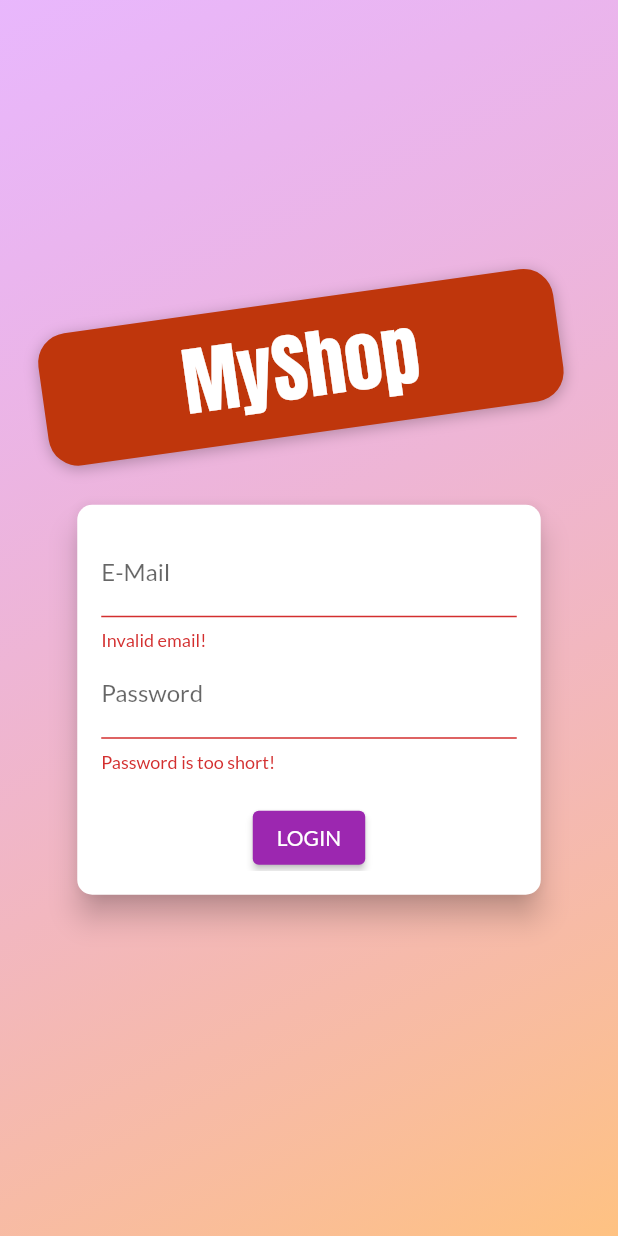
After one commit to Cscreed3131/shop_app, a Flutter app: the screen it shows after launch, after a tap on "LOGIN", on a phone screen of 412 x 824 dp. The commit adds this screen. Run offline on Flutter 3.47's test engine with Material 2 defaults, Android fonts, the phone set to English and light mode, and no system bars; our stand-ins replace shared_preferences; network calls fail.

Commit message:
The  final app without any animation

```diff
--- /dev/null
+++ b/lib/Screens/auth_screen.dart
@@ -0,0 +1,276 @@
+import 'dart:math';
+
+import 'package:flutter/material.dart';
+import 'package:flutter_complete_guide/models/http_exception.dart';
+import 'package:provider/provider.dart';
+import '../providers/auth.dart';
+
+enum AuthMode { Signup, Login }
+
+class AuthScreen extends StatelessWidget {
+  static const routeName = '/auth';
+
+  @override
+  Widget build(BuildContext context) {
+    final deviceSize = MediaQuery.of(context).size;
+    // final transformConfig = Matrix4.rotationZ(-8 * pi / 180);
+    // transformConfig.translate(-10.0);
+    return Scaffold(
+      // resizeToAvoidBottomInset: false,
+      body: Stack(
+        children: <Widget>[
+          Container(
+            decoration: BoxDecoration(
+              gradient: LinearGradient(
+                colors: [
+                  Color.fromRGBO(215, 117, 255, 1).withOpacity(0.5),
+                  Color.fromRGBO(255, 188, 117, 1).withOpacity(0.9),
+                ],
+                begin: Alignment.topLeft,
+                end: Alignment.bottomRight,
+                stops: [0, 1],
+              ),
+            ),
+          ),
+          SingleChildScrollView(
+            child: Container(
+              height: deviceSize.height,
+              width: deviceSize.width,
+              child: Column(
+                mainAxisAlignment: MainAxisAlignment.center,
+                crossAxisAlignment: CrossAxisAlignment.center,
+                children: <Widget>[
+                  Flexible(
+                    child: Container(
+                      margin: EdgeInsets.only(bottom: 20.0),
+                      padding:
+                          EdgeInsets.symmetric(vertical: 8.0, horizontal: 94.0),
+                      transform: Matrix4.rotationZ(-8 * pi / 180)
+                        ..translate(-10.0),
+                      // ..translate(-10.0),
+                      decoration: BoxDecoration(
+                        borderRadius: BorderRadius.circular(20),
+                        color: Colors.deepOrange.shade900,
+                        boxShadow: [
+                          BoxShadow(
+                            blurRadius: 8,
+                            color: Colors.black26,
+                            offset: Offset(0, 2),
+                          )
+                        ],
+                      ),
+                      child: Text(
+                        'MyShop',
+                        style: TextStyle(
+                          color:
+                              Theme.of(context).accentTextTheme.headline6.color,
+                          fontSize: 50,
+                          fontFamily: 'Anton',
+                          fontWeight: FontWeight.normal,
+                        ),
+                      ),
+                    ),
+                  ),
+                  Flexible(
+                    flex: deviceSize.width > 600 ? 2 : 1,
+                    child: AuthCard(),
+                  ),
+                ],
+              ),
+            ),
+          ),
+        ],
+      ),
+    );
+  }
+}
+
+class AuthCard extends StatefulWidget {
+  const AuthCard({
+    Key key,
+  }) : super(key: key);
+
+  @override
+  _AuthCardState createState() => _AuthCardState();
+}
+
+class _AuthCardState extends State<AuthCard> {
+  final GlobalKey<FormState> _formKey = GlobalKey();
+  AuthMode _authMode = AuthMode.Login;
+  Map<String, String> _authData = {
+    'email': '',
+    'password': '',
+  };
+  var _isLoading = false;
+  final _passwordController = TextEditingController();
+
+  void _showErrorDialog(String message) {
+    showDialog(
+        context: context,
+        builder: (ctx) => AlertDialog(
+              title: Text('An Error Occurred!'),
+              content: Text(message),
+              actions: <Widget>[
+                TextButton(
+                  onPressed: () {
+                    Navigator.of(ctx).pop();
+                  },
+                  child: Text('Okay'),
+                )
+              ],
+            ));
+  }
+
+  Future<void> _submit() async {
+    if (!_formKey.currentState.validate()) {
+      // Invalid!
+      return;
+    }
+    _formKey.currentState.save();
+    setState(() {
+      _isLoading = true;
+    });
+    try {
+      if (_authMode == AuthMode.Login) {
+        // Log user in
+        await Provider.of<Auth>(context, listen: false).login(
+          _authData['email'],
+          _authData['password'],
+        );
+      } else {
+        // Sign user up
+        await Provider.of<Auth>(context, listen: false).signup(
+          _authData['email'],
+          _authData['password'],
+        );
+      }
+    } on HttpException catch (error) {
+      var errorMessage = 'Authentication failed';
+      if (error.toString().contains('EMAIL_EXISTS')) {
+        errorMessage = 'This email address is already in use.';
+      } else if (error.toString().contains('INVALID_EMAIL')) {
+        errorMessage = 'This is not a valid email address';
+      } else if (error.toString().contains('WEAK_PASSWORD')) {
+        errorMessage = 'This password is too weak.';
+      } else if (error.toString().contains('EMAIL_NOT_FOUND')) {
+        errorMessage = 'Could not find a user with that email.';
+      } else if (error.toString().contains('INVALID_PASSWORD')) {
+        errorMessage = 'Invalid password.';
+      } else
+        print(error);
+      _showErrorDialog(errorMessage);
+    } catch (error) {
+      const errorMessage =
+          'Could not authenticate you. Please try again later.';
+      _showErrorDialog(errorMessage);
+    }
+    setState(() {
+      _isLoading = false;
+    });
+  }
+
+  void _switchAuthMode() {
+    if (_authMode == AuthMode.Login) {
+      setState(() {
+        _authMode = AuthMode.Signup;
+      });
+    } else {
+      setState(() {
+        _authMode = AuthMode.Login;
+      });
+    }
+  }
+
+  @override
+  Widget build(BuildContext context) {
+    final deviceSize = MediaQuery.of(context).size;
+    return Card(
+      shape: RoundedRectangleBorder(
+        borderRadius: BorderRadius.circular(10.0),
+      ),
+      elevation: 8.0,
+      child: Container(
+        height: _authMode == AuthMode.Signup ? 320 : 260,
+        constraints:
+            BoxConstraints(minHeight: _authMode == AuthMode.Signup ? 320 : 260),
+        width: deviceSize.width * 0.75,
+        padding: EdgeInsets.all(16.0),
+        child: Form(
+          key: _formKey,
+          child: SingleChildScrollView(
+            child: Column(
+              children: <Widget>[
+                TextFormField(
+                  decoration: InputDecoration(labelText: 'E-Mail'),
+                  keyboardType: TextInputType.emailAddress,
+                  validator: (value) {
+                    if (value.isEmpty || !value.contains('@')) {
+                      return 'Invalid email!';
+                    }
+                    return null;
+                    // return null;
+                  },
+                  onSaved: (value) {
+                    _authData['email'] = value;
+                  },
+                ),
+                TextFormField(
+                  decoration: InputDecoration(labelText: 'Password'),
+                  obscureText: true,
+                  controller: _passwordController,
+                  validator: (value) {
+                    if (value.isEmpty || value.length < 5) {
+                      return 'Password is too short!';
+                    }
+                  },
+                  onSaved: (value) {
+                    _authData['password'] = value;
+                  },
+                ),
+                if (_authMode == AuthMode.Signup)
+                  TextFormField(
+                    enabled: _authMode == AuthMode.Signup,
+                    decoration: InputDecoration(labelText: 'Confirm Password'),
+                    obscureText: true,
+                    validator: _authMode == AuthMode.Signup
+                        ? (value) {
+                            if (value != _passwordController.text) {
+                              return 'Passwords do not match!';
+                            }
+                          }
+                        : null,
+                  ),
+                SizedBox(
+                  height: 20,
+                ),
+                if (_isLoading)
+                  CircularProgressIndicator()
+                else
+                  ElevatedButton(
+                    child:
+                        Text(_authMode == AuthMode.Login ? 'LOGIN' : 'SIGN UP'),
+                    onPressed: _submit,
+                    //  style :ButtonStyle(RoundedRectangleBorder(
+                    //     borderRadius: BorderRadius.circular(30),
+                    //   ),),
+                    //   padding:
+                    //       EdgeInsets.symmetric(horizontal: 30.0, vertical: 8.0),
+                    //   color: Theme.of(context).primaryColor,
+                    //   textColor: Theme.of(context).primaryTextTheme.button.color,
+                  ),
+                TextButton(
+                  child: Text(
+                      '${_authMode == AuthMode.Login ? 'SIGNUP' : 'LOGIN'} INSTEAD'),
+                  onPressed: _switchAuthMode,
+                  // padding: EdgeInsets.symmetric(horizontal: 30.0, vertical: 4),
+                  // materialTapTargetSize: MaterialTapTargetSize.shrinkWrap,
+                  // textColor: Theme.of(context).primaryColor,
+                ),
+              ],
+            ),
+          ),
+        ),
+      ),
+    );
+  }
+}
--- a/lib/Screens/cart_screens.dart
+++ b/lib/Screens/cart_screens.dart
@@ -41,7 +41,7 @@ class CartScreen extends StatelessWidget {
                             Theme.of(context).primaryTextTheme.titleLarge.color,
                       ),
                     ),
-                    backgroundColor: Theme.of(context).primaryColor,
+                    backgroundColor: Theme.of(context).colorScheme.primary,
                   ),
                   orderButton(cart: cart)
                 ],
--- a/lib/Screens/product_overview_screen.dart
+++ b/lib/Screens/product_overview_screen.dart
@@ -63,7 +63,10 @@ class _ProductOverviewScreeenState extends State<ProductOverviewScreeen> {
               PopupMenuItem(
                   child: Text('Only Favorites'),
                   value: FilterOptions.Favorites),
-              PopupMenuItem(child: Text('Show All'), value: FilterOptions.All),
+              PopupMenuItem(
+                child: Text('Show All'),
+                value: FilterOptions.All,
+              ),
             ],
           ),
           Consumer<Cart>(
--- a/lib/main.dart
+++ b/lib/main.dart
@@ -1,15 +1,19 @@
 import 'package:flutter/material.dart';
+import 'package:flutter_complete_guide/providers/auth.dart';
+import 'package:flutter_complete_guide/providers/product.dart';
+import 'package:flutter_complete_guide/widgets/splash_screen.dart';
 import 'package:provider/provider.dart';
 
-import '../providers/cart.dart';
-import '../providers/products.dart';
-import '../providers/orders.dart';
-import '../Screens/edit_product_screen.dart';
-import '../Screens/user_product_screen.dart';
-import '../Screens/cart_screens.dart';
-import '../Screens/product_overview_screen.dart';
-import '../Screens/product_detail_screen.dart';
-import '../Screens/orders_screen.dart';
+import './providers/cart.dart';
+import './providers/products.dart';
+import './providers/orders.dart';
+import './Screens/edit_product_screen.dart';
+import './Screens/user_product_screen.dart';
+import './Screens/cart_screens.dart';
+import './Screens/product_overview_screen.dart';
+import './Screens/product_detail_screen.dart';
+import './Screens/orders_screen.dart';
+import './Screens/auth_screen.dart';
 
 void main() => runApp(MyApp());
 
@@ -19,23 +23,44 @@ class MyApp extends StatelessWidget {
     return MultiProvider(
       providers: [
         ChangeNotifierProvider(
-          create: (ctx) => Products(),
+          create: (ctx) => Auth(),
+        ),
+        ChangeNotifierProxyProvider<Auth, Products>(
+          update: (ctx, auth, previousProducts) => Products(
+            auth.token,
+            auth.userId as List<Product>,
+            (previousProducts == null ? [] : previousProducts.items) as String,
+          ),
         ),
         ChangeNotifierProvider(
           create: (ctx) => Cart(),
         ),
-        ChangeNotifierProvider(
-          create: (ctx) => Orders(),
+        ChangeNotifierProxyProvider<Auth, Orders>(
+          update: (ctx, auth, previousOrders) => Orders(
+            previousOrders == null ? [] : previousOrders.orders,
+            auth.token,
+            auth.userId,
+          ),
         ),
       ],
-      child: MaterialApp(
+      child: Consumer<Auth>(
+        builder: (ctx, auth, _) => MaterialApp(
           title: 'MyShop',
           theme: ThemeData(
             fontFamily: 'Lato',
             colorScheme: ColorScheme.fromSwatch(primarySwatch: Colors.purple)
                 .copyWith(secondary: Colors.deepOrange),
           ),
-        home: ProductOverviewScreeen(),
+          home: auth.isAuth
+              ? ProductOverviewScreeen()
+              : FutureBuilder(
+                  future: auth.tryAutoLogin(),
+                  builder: (ctx, authResultSnapshot) =>
+                      authResultSnapshot.connectionState ==
+                              ConnectionState.waiting
+                          ? SplashScreen()
+                          : AuthScreen(),
+                ),
           routes: {
             ProductDetailScreen.routeName: (ctx) => ProductDetailScreen(),
             CartScreen.routeName: (ctx) => CartScreen(),
@@ -44,6 +69,7 @@ class MyApp extends StatelessWidget {
             EditProductScreen.routeName: (ctx) => EditProductScreen(),
           },
         ),
+      ),
     );
   }
 }
--- /dev/null
+++ b/lib/providers/auth.dart
@@ -0,0 +1,118 @@
+import 'dart:convert';
+import 'dart:async';
+import 'package:flutter/material.dart';
+import 'package:http/http.dart' as http;
+import 'package:shared_preferences/shared_preferences.dart';
+import '../models/http_exception.dart';
+
+class Auth with ChangeNotifier {
+  String _token;
+  DateTime _expiryDate;
+  String _userId;
+  Timer _authTimer;
+
+  bool get isAuth {
+    return token != null;
+  }
+
+  String get token {
+    if (_expiryDate != null &&
+        _expiryDate.isAfter(DateTime.now()) &&
+        _token != null) {
+      return _token;
+    }
+  }
+
+  String get userId {
+    return _userId;
+  }
+
+  Future<void> _authenticate(
+      String email, String password, String urlSegment) async {
+    final url =
+        'https://identitytoolkit.googleapis.com/v1/$urlSegment?key=AIzaSyA4CmsYp23EDEPPl0EhSJ2mp8xsOQf1Y5o';
+    try {
+      final response = await http.post(
+        url,
+        body: json.encode(
+          {
+            'email': email,
+            'password': password,
+            'returnSecureToken': true,
+          },
+        ),
+      );
+      final responseData = json.decode(response.body);
+      if (responseData['error'] != null) {
+        throw HttpException(responseData['error']['message']);
+      }
+      _token = responseData['idToken'];
+      _userId = responseData['localId'];
+      _expiryDate = DateTime.now().add(
+        Duration(
+          seconds: int.parse(
+            responseData['expiresIn'],
+          ),
+        ),
+      );
+      _autoLogout();
+      notifyListeners();
+      final prefs = await SharedPreferences.getInstance();
+      final userData = json.encode({
+        'token': _token,
+        'userId': _userId,
+        'expiryDate': _expiryDate.toIso8601String()
+      });
+      prefs.setString('userData', userData);
+    } catch (error) {
+      throw error;
+    }
+  }
+
+  Future<void> signup(String email, String password) async {
+    return _authenticate(email, password, 'accounts:signUp');
+  }
+
+  Future<void> login(String email, String password) async {
+    return _authenticate(email, password, 'accounts:signInWithPassword');
+  }
+
+  Future<void> logout() async {
+    _token = null;
+    _userId = null;
+    _expiryDate = null;
+    if (_authTimer != null) {
+      _authTimer.cancel();
+      _authTimer = null;
+    }
+    notifyListeners();
+    final prefs = await SharedPreferences.getInstance();
+    prefs.clear();
+  }
+
+  void _autoLogout() async {
+    if (_authTimer != null) {
+      _authTimer.cancel();
+    }
+    final timeToExpiry = _expiryDate.difference(DateTime.now()).inSeconds;
+    _authTimer = Timer(Duration(seconds: timeToExpiry), logout);
+  }
+
+  Future<bool> tryAutoLogin() async {
+    final prefs = await SharedPreferences.getInstance();
+    if (!prefs.containsKey('userData')) {
+      return false;
+    }
+    final extractedUserData = json.decode(prefs.getString('userData'));
+    final expiryDate = DateTime.parse(extractedUserData['expiryDate']);
+
+    if (expiryDate.isBefore(DateTime.now())) {
+      return false;
+    }
+    _token = extractedUserData['token'];
+    _userId = extractedUserData['userId'];
+    _expiryDate = expiryDate;
+    _autoLogout();
+    return true;
+  }
+}
--- a/lib/providers/orders.dart
+++ b/lib/providers/orders.dart
@@ -19,14 +19,18 @@ class OrderItem {
 
 class Orders with ChangeNotifier {
   List<OrderItem> _orders = [];
+  final String authToken;
+  final String userId;
+
+  Orders(this._orders, this.authToken, this.userId);
 
   List<OrderItem> get orders {
     return [..._orders];
   }
 
   Future<void> fetchAndSetOrders() async {
-    const url =
-        'https://flutter-update-4a114-default-rtdb.firebaseio.com/orders.json';
+    final url =
+        'https://flutter-update-4a114-default-rtdb.firebaseio.com/orders/$userId.json?auth=$authToken';
     final response = await http.get(url);
     final List<OrderItem> loadedOrders = [];
     final extractedData = json.decode(response.body) as Map<String, dynamic>;
@@ -59,8 +63,8 @@ class Orders with ChangeNotifier {
   }
 
   Future<void> addOrder(List<CartItem> cartProducts, double total) async {
-    const url =
-        'https://flutter-update-4a114-default-rtdb.firebaseio.com/orders.json';
+    final url =
+        'https://flutter-update-4a114-default-rtdb.firebaseio.com/orders/$userId.json?auth=$authToken';
     final timeStamp = DateTime.now();
     final response = await http.post(
       url,
--- a/lib/widgets/products_item.dart
+++ b/lib/widgets/products_item.dart
@@ -1,4 +1,5 @@
 import 'package:flutter/material.dart';
+import 'package:flutter_complete_guide/providers/auth.dart';
 import 'package:flutter_complete_guide/providers/cart.dart';
 import 'package:flutter_complete_guide/providers/product.dart';
 import 'package:provider/provider.dart';
@@ -19,6 +20,7 @@ class ProductItem extends StatelessWidget {
   Widget build(BuildContext context) {
     final product = Provider.of<Product>(context, listen: false);
     final cart = Provider.of<Cart>(context, listen: false);
+    final authData = Provider.of<Auth>(context, listen: false);
     return ClipRRect(
       borderRadius: BorderRadius.circular(10),
       child: GridTile(
@@ -42,7 +44,7 @@ class ProductItem extends StatelessWidget {
                 product.isFavorite ? Icons.favorite : Icons.favorite_border,
               ),
               onPressed: () {
-                product.toggleFavoriteStatus();
+                product.toggleFavoriteStatus(authData.token, authData.userId);
               },
               color: Colors.deepOrangeAccent,
             ),
--- /dev/null
+++ b/lib/widgets/splash_screen.dart
@@ -0,0 +1,12 @@
+import 'package:flutter/material.dart';
+
+class SplashScreen extends StatelessWidget {
+  @override
+  Widget build(BuildContext context) {
+    return Scaffold(
+      body: Center(
+        child: Text('Loading...'),
+      ),
+    );
+  }
+}
--- a/pubspec.yaml
+++ b/pubspec.yaml
@@ -22,6 +22,7 @@ dependencies:
   provider: ^6.0.3
   intl: ^0.15.8
   http: ^0.12.0+2
+  shared_preferences: ^2.0.20
 
   # The following adds the Cupertino Icons font to your application.
   # Use with the CupertinoIcons class for iOS style icons.
```
Also changed, not shown: lib/Screens/user_product_screen.dart (+17 -5 lines), lib/providers/product.dart (+4 -4 lines), lib/providers/products.dart (+22 -9 lines), lib/widgets/app_drawer.dart (+14 -0 lines), pubspec.lock, 1 other file. Lines whose indentation alone changed are shown as unchanged.
